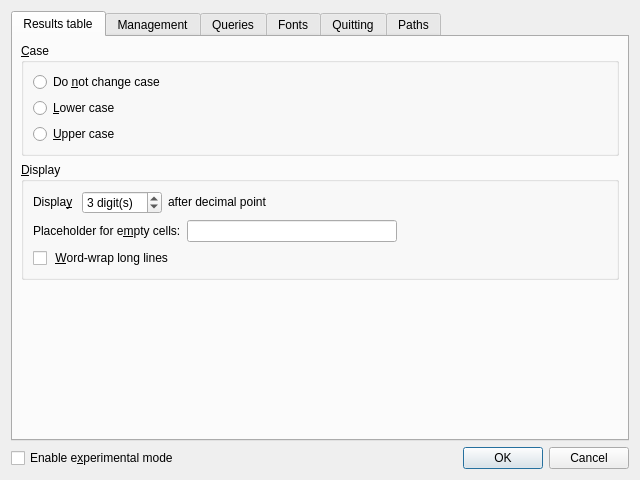
Qt form coquery/gui/ui/settings.ui (gkunter/coquery) before a commit.
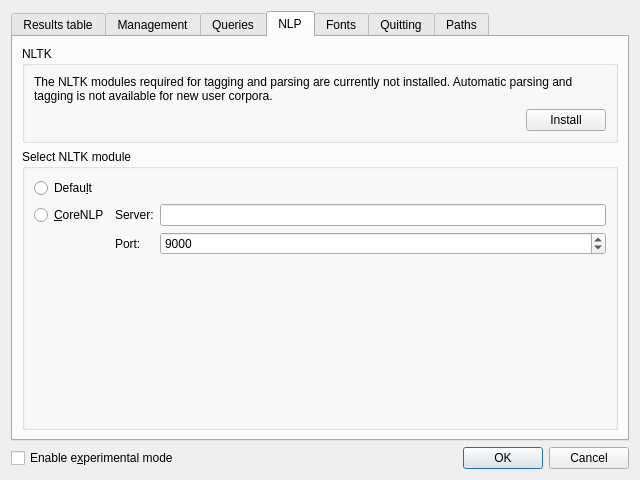
The same form after that commit. Icons and pictures are not drawn.

Commit message: Add widget that allow selection of NLP module for tagging

Patch:
```diff
--- a/coquery/gui/ui/settings.ui
+++ b/coquery/gui/ui/settings.ui
@@ -23,7 +23,7 @@
    <item>
     <widget class="QTabWidget" name="tabWidget">
      <property name="currentIndex">
-      <number>0</number>
+      <number>3</number>
      </property>
      <widget class="QWidget" name="tab_2">
       <attribute name="title">
@@ -65,7 +65,7 @@
           <item>
            <widget class="QRadioButton" name="radio_output_case_upper">
             <property name="text">
-             <string>&amp;Upper case</string>
+             <string>Upper &amp;case</string>
             </property>
            </widget>
           </item>
@@ -464,6 +464,115 @@
        </item>
       </layout>
      </widget>
+     <widget class="QWidget" name="tab_nlp">
+      <attribute name="title">
+       <string>NLP</string>
+      </attribute>
+      <layout class="QVBoxLayout" name="verticalLayout_9" stretch="0,1">
+       <item>
+        <widget class="QGroupBox" name="groupBox_3">
+         <property name="title">
+          <string>NLTK</string>
+         </property>
+         <layout class="QGridLayout" name="gridLayout_3">
+          <item row="0" column="0" colspan="2">
+           <widget class="QLabel" name="label_6">
+            <property name="text">
+             <string>The NLTK modules required for tagging and parsing are currently not installed. Automatic parsing and tagging is not available for new user corpora.</string>
+            </property>
+            <property name="wordWrap">
+             <bool>true</bool>
+            </property>
+           </widget>
+          </item>
+          <item row="1" column="0">
+           <spacer name="horizontalSpacer_2">
+            <property name="orientation">
+             <enum>Qt::Horizontal</enum>
+            </property>
+            <property name="sizeHint" stdset="0">
+             <size>
+              <width>499</width>
+              <height>20</height>
+             </size>
+            </property>
+           </spacer>
+          </item>
+          <item row="1" column="1">
+           <widget class="QPushButton" name="pushButton">
+            <property name="text">
+             <string>Install</string>
+            </property>
+           </widget>
+          </item>
+         </layout>
+        </widget>
+       </item>
+       <item>
+        <widget class="QGroupBox" name="groupBox_4">
+         <property name="title">
+          <string>Select NLTK module</string>
+         </property>
+         <layout class="QGridLayout" name="gridLayout_4">
+          <item row="0" column="0">
+           <widget class="QRadioButton" name="radio_nltk_tagging">
+            <property name="text">
+             <string>Defau&amp;lt</string>
+            </property>
+           </widget>
+          </item>
+          <item row="1" column="0">
+           <widget class="QRadioButton" name="radio_corenlp_tagging">
+            <property name="text">
+             <string>&amp;CoreNLP</string>
+            </property>
+           </widget>
+          </item>
+          <item row="1" column="2">
+           <widget class="QLineEdit" name="line_corenlp_server"/>
+          </item>
+          <item row="2" column="1">
+           <widget class="QLabel" name="label_corenlp_port">
+            <property name="text">
+             <string>Port: </string>
+            </property>
+           </widget>
+          </item>
+          <item row="2" column="2">
+           <widget class="QSpinBox" name="spin_corenlp_port">
+            <property name="maximum">
+             <number>65535</number>
+            </property>
+            <property name="value">
+             <number>9000</number>
+            </property>
+           </widget>
+          </item>
+          <item row="1" column="1">
+           <widget class="QLabel" name="label_corenlp_server">
+            <property name="text">
+             <string>Server:</string>
+            </property>
+           </widget>
+          </item>
+          <item row="3" column="1">
+           <spacer name="verticalSpacer_7">
+            <property name="orientation">
+             <enum>Qt::Vertical</enum>
+            </property>
+            <property name="sizeHint" stdset="0">
+             <size>
+              <width>20</width>
+              <height>40</height>
+             </size>
+            </property>
+           </spacer>
+          </item>
+         </layout>
+        </widget>
+       </item>
+      </layout>
+     </widget>
      <widget class="QWidget" name="tab">
       <attribute name="title">
        <string>Fonts</string>
```
Left out of the diff: 59 changed lines with no effect on the pictures.
